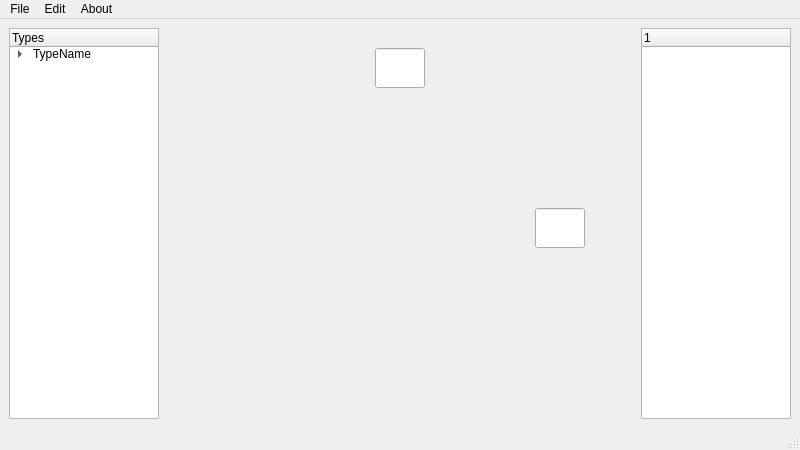
MrChrisFix/Floorplan-Optimizer, file mainwindow.ui: the form before one commit.
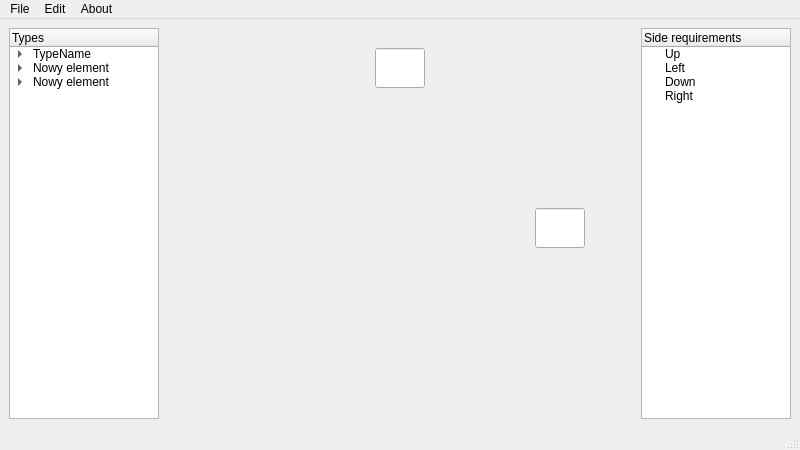
The form after the commit. Custom widgets are drawn as their Qt base class.

Commit message: Started working on types treeWidget and its context menu

The edit to the form file:
```diff
--- a/mainwindow.ui
+++ b/mainwindow.ui
@@ -62,6 +62,36 @@
         </property>
        </item>
       </item>
+      <item>
+       <property name="text">
+        <string>Nowy element</string>
+       </property>
+       <item>
+        <property name="text">
+         <string>Nowy podelement</string>
+        </property>
+       </item>
+      </item>
+      <item>
+       <property name="text">
+        <string>Nowy element</string>
+       </property>
+       <item>
+        <property name="text">
+         <string>Nowy podelement</string>
+        </property>
+       </item>
+       <item>
+        <property name="text">
+         <string>Nowy element</string>
+        </property>
+       </item>
+       <item>
+        <property name="text">
+         <string>Nowy element</string>
+        </property>
+       </item>
+      </item>
      </widget>
     </item>
     <item>
@@ -147,9 +177,29 @@
       </property>
       <column>
        <property name="text">
-        <string notr="true">1</string>
+        <string notr="true">Side requirements</string>
        </property>
       </column>
+      <item>
+       <property name="text">
+        <string>Up</string>
+       </property>
+      </item>
+      <item>
+       <property name="text">
+        <string>Left</string>
+       </property>
+      </item>
+      <item>
+       <property name="text">
+        <string>Down</string>
+       </property>
+      </item>
+      <item>
+       <property name="text">
+        <string>Right</string>
+       </property>
+      </item>
      </widget>
     </item>
    </layout>
@@ -242,6 +292,11 @@
    <extends>QLineEdit</extends>
    <header>ralineedit.h</header>
   </customwidget>
+  <customwidget>
+   <class>TypeTreeWidget</class>
+   <extends>QTreeWidget</extends>
+   <header>typetreewidget.h</header>
+  </customwidget>
  </customwidgets>
  <resources/>
  <connections/>
```
Left out of the diff: 5 changed lines with no effect on the pictures. The commit also changes 5 other files.
